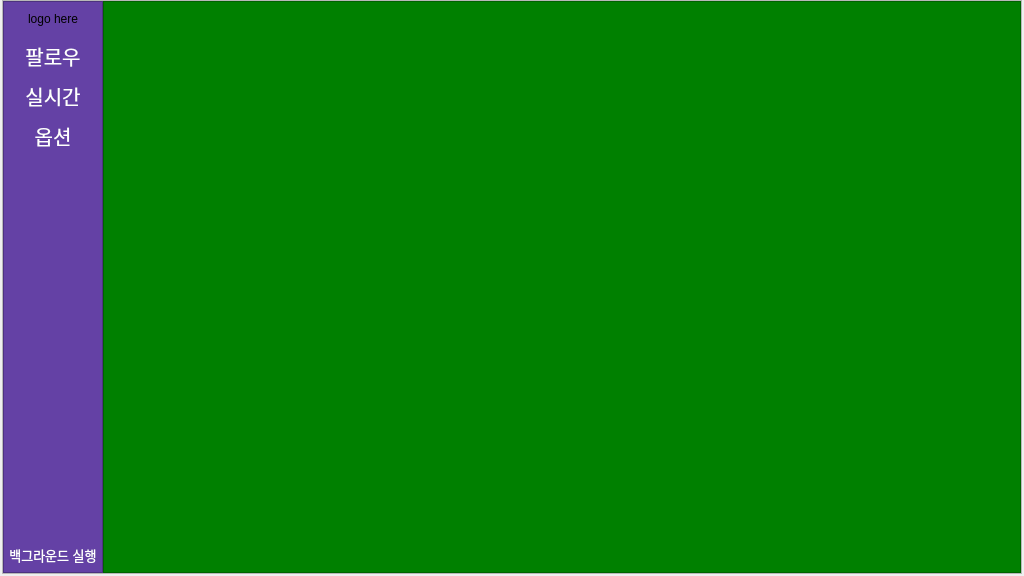
JadenChoi2k/twitch-noti-py, file widget/main.ui: the form before one commit.
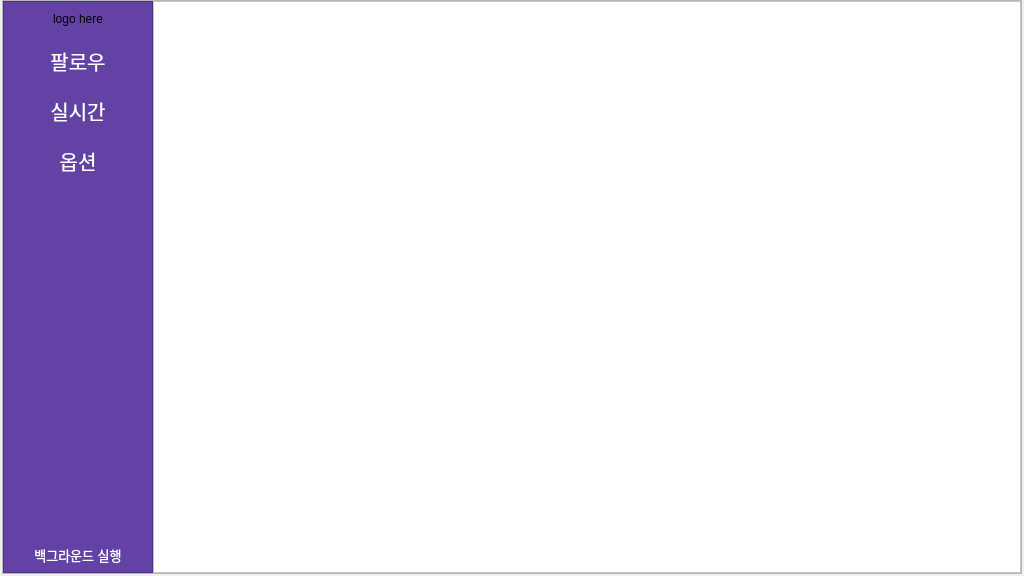
The form after the commit. The open tabs and pages were chosen to show the change.

```diff
--- a/widget/main.ui
+++ b/widget/main.ui
@@ -392,13 +392,13 @@
             <widget class="QFrame" name="left_nav">
              <property name="minimumSize">
               <size>
-               <width>100</width>
+               <width>150</width>
                <height>0</height>
               </size>
              </property>
              <property name="maximumSize">
               <size>
-               <width>100</width>
+               <width>150</width>
                <height>16777215</height>
               </size>
              </property>
@@ -457,7 +457,7 @@
                 <property name="minimumSize">
                  <size>
                   <width>0</width>
-                  <height>40</height>
+                  <height>50</height>
                  </size>
                 </property>
                 <property name="font">
@@ -486,7 +486,7 @@
                 <property name="minimumSize">
                  <size>
                   <width>0</width>
-                  <height>40</height>
+                  <height>50</height>
                  </size>
                 </property>
                 <property name="baseSize">
@@ -521,7 +521,7 @@
                 <property name="minimumSize">
                  <size>
                   <width>0</width>
-                  <height>40</height>
+                  <height>50</height>
                  </size>
                 </property>
                 <property name="font">
@@ -593,7 +593,7 @@
            <item>
             <widget class="QFrame" name="right_view">
              <property name="styleSheet">
-              <string notr="true">background-color:green</string>
+              <string notr="true">background-color:white;</string>
              </property>
              <property name="frameShape">
               <enum>QFrame::StyledPanel</enum>
@@ -649,7 +649,29 @@
                  </layout>
                 </widget>
                 <widget class="QWidget" name="page_2_option">
-                 <layout class="QFormLayout" name="formLayout"/>
+                 <layout class="QVBoxLayout" name="verticalLayout_3">
+                  <item>
+                   <widget class="QScrollArea" name="option_scroll">
+                    <property name="styleSheet">
+                     <string notr="true">background: transparent;
+border: none;</string>
+                    </property>
+                    <property name="widgetResizable">
+                     <bool>true</bool>
+                    </property>
+                    <widget class="QWidget" name="scrollAreaWidgetContents_3">
+                     <property name="geometry">
+                      <rect>
+                       <x>0</x>
+                       <y>0</y>
+                       <width>854</width>
+                       <height>558</height>
+                      </rect>
+                     </property>
+                    </widget>
+                   </widget>
+                  </item>
+                 </layout>
                 </widget>
                </widget>
               </item>
```
Left out of the diff: 48 changed lines with no effect on the pictures.
